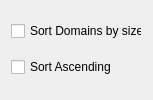
This is src/Interface/Modules/Fields/SplitFieldByDomain.ui in SCIInstitute/SCIRun as Qt 5 draws it before an edit. The edited form follows.
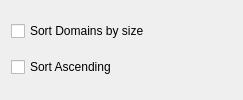
This is the edited form.

Diff of the .ui file:
```diff
--- a/src/Interface/Modules/Fields/SplitFieldByDomain.ui
+++ b/src/Interface/Modules/Fields/SplitFieldByDomain.ui
@@ -6,13 +6,13 @@
    <rect>
     <x>0</x>
     <y>0</y>
-    <width>153</width>
+    <width>243</width>
     <height>100</height>
    </rect>
   </property>
   <property name="minimumSize">
    <size>
-    <width>150</width>
+    <width>243</width>
     <height>100</height>
    </size>
   </property>
@@ -22,6 +22,12 @@
   <layout class="QGridLayout" name="gridLayout">
    <item row="0" column="0">
     <widget class="QCheckBox" name="sortBySizeCheckBox_">
+     <property name="minimumSize">
+      <size>
+       <width>230</width>
+       <height>0</height>
+      </size>
+     </property>
      <property name="text">
       <string>Sort Domains by size</string>
      </property>
@@ -29,6 +35,12 @@
    </item>
    <item row="1" column="0">
     <widget class="QCheckBox" name="sortAscendingCheckBox_">
+     <property name="minimumSize">
+      <size>
+       <width>230</width>
+       <height>0</height>
+      </size>
+     </property>
      <property name="text">
       <string>Sort Ascending</string>
      </property>
```
